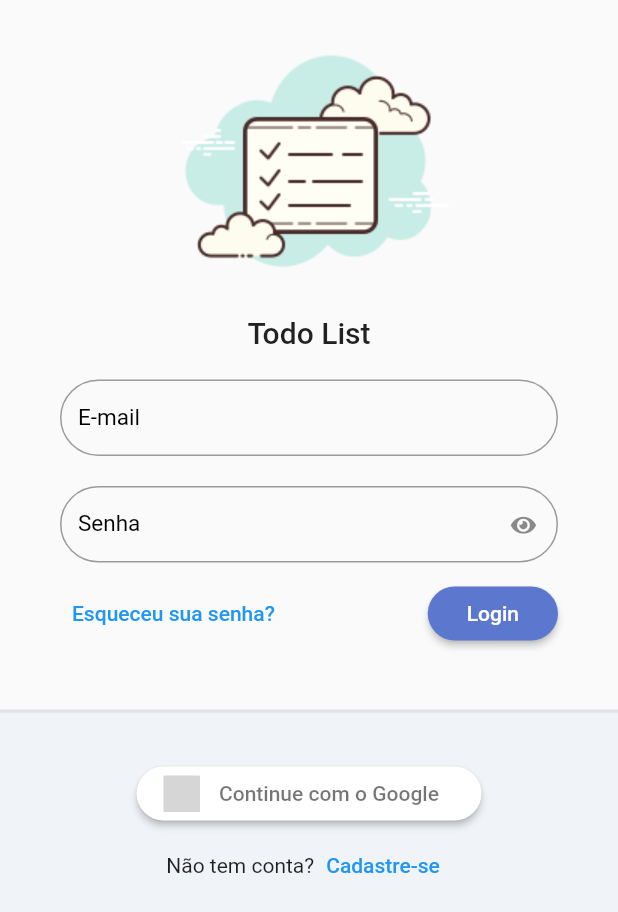
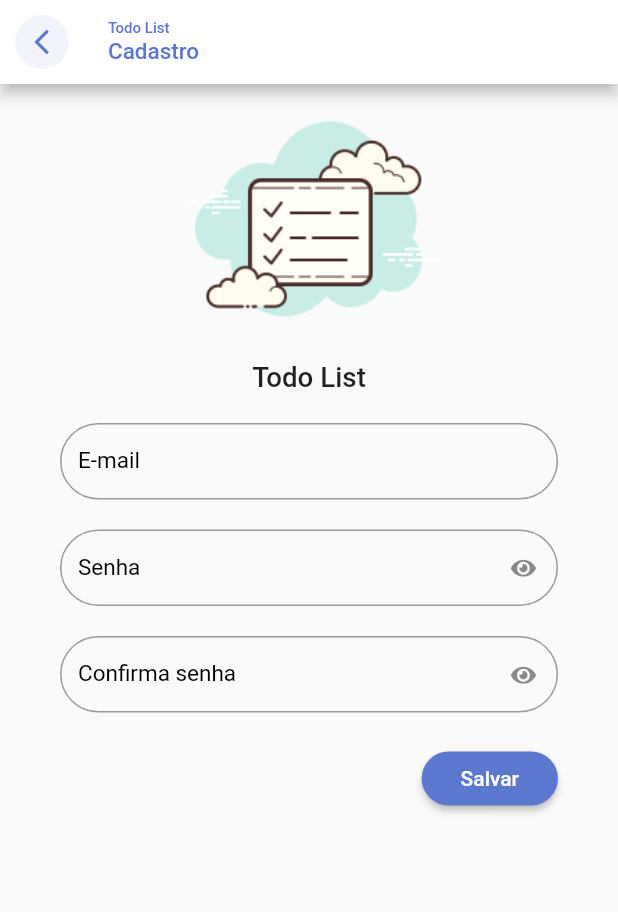
Before and after one commit to fabiotavares/todo_list_provider, a Flutter app: the screen it shows after launch, after a tap on "Cadastre-se", on a phone screen of 412 x 824 dp. Shown: the top 912 px of the screen. Run offline on Flutter 3.47's test engine with Material 2 defaults, Android fonts, the phone set to English and light mode, and no system bars; our stand-ins replace flutter_signin_button, google_fonts, sqflite, sqflite_common, synchronized; accounts and stored records are empty; Roboto replaces fonts that are missing (Mandali); grey boxes are pictures that could not be loaded.

Commit message:
tela de cadastro

```diff
--- a/lib/app/modules/auth/auth_module.dart
+++ b/lib/app/modules/auth/auth_module.dart
@@ -3,6 +3,8 @@ import 'package:todo_list_provider/app/core/modules/todo_list_module.dart';
 import 'package:todo_list_provider/app/modules/auth/login/login_controller.dart';
 
 import 'login/login_page.dart';
+import 'register/register_controller.dart';
+import 'register/register_page.dart';
 
 class AuthModule extends TodoListModule {
   AuthModule()
@@ -10,10 +12,14 @@ class AuthModule extends TodoListModule {
           bindings: [
             ChangeNotifierProvider(
               create: (context) => LoginController(),
+            ),
+            ChangeNotifierProvider(
+              create: (context) => RegisterController(),
             )
           ],
           routers: {
             '/login': (context) => LoginPage(),
+            '/register': (context) => RegisterPage(),
           },
         );
 }
--- a/lib/app/modules/auth/login/login_page.dart
+++ b/lib/app/modules/auth/login/login_page.dart
@@ -98,7 +98,9 @@ class LoginPage extends StatelessWidget {
                             children: [
                               Text('Não tem conta?'),
                               TextButton(
-                                onPressed: () {},
+                                onPressed: () {
+                                  Navigator.of(context).pushNamed('/register');
+                                },
                                 child: Text('Cadastre-se'),
                               ),
                             ],
--- /dev/null
+++ b/lib/app/modules/auth/register/register_controller.dart
@@ -0,0 +1,3 @@
+import 'package:flutter/material.dart';
+
+class RegisterController extends ChangeNotifier {}
--- /dev/null
+++ b/lib/app/modules/auth/register/register_page.dart
@@ -0,0 +1,102 @@
+import 'package:flutter/material.dart';
+import 'package:todo_list_provider/app/core/ui/theme_extensions.dart';
+import 'package:todo_list_provider/app/core/widget/todo_list_field.dart';
+import 'package:todo_list_provider/app/core/widget/todo_list_logo.dart';
+
+class RegisterPage extends StatelessWidget {
+  const RegisterPage({Key? key}) : super(key: key);
+
+  @override
+  Widget build(BuildContext context) {
+    return Scaffold(
+      appBar: AppBar(
+        automaticallyImplyLeading: false, // sem voltar padrão
+        backgroundColor: Colors.white,
+        centerTitle: false,
+        title: Column(
+          crossAxisAlignment: CrossAxisAlignment.start,
+          children: [
+            Text(
+              'Todo List',
+              style: TextStyle(
+                fontSize: 10,
+                color: context.primaryColor,
+              ),
+            ),
+            Text(
+              'Cadastro',
+              style: TextStyle(
+                fontSize: 15,
+                color: context.primaryColor,
+              ),
+            ),
+          ],
+        ),
+        leading: IconButton(
+          onPressed: () => Navigator.of(context).pop(),
+          icon: ClipOval(
+            // deixa tudo oval
+            child: Container(
+              color: context.primaryColor.withAlpha(20),
+              padding: const EdgeInsets.all(8),
+              child: Icon(
+                Icons.arrow_back_ios_outlined,
+                size: 20,
+                color: context.primaryColor,
+              ),
+            ),
+          ),
+        ),
+      ),
+      body: ListView(
+        children: [
+          Container(
+            height: MediaQuery.of(context).size.width * .5,
+            child: FittedBox(
+              // permite o filho adaptar seu tamanho à tela
+              child: TodoListLogo(),
+              fit: BoxFit.fitHeight,
+            ),
+          ),
+          Padding(
+            padding: const EdgeInsets.symmetric(
+              horizontal: 40,
+              vertical: 20,
+            ),
+            child: Form(
+              child: Column(
+                children: [
+                  TodoListField(label: 'E-mail'),
+                  SizedBox(height: 20),
+                  TodoListField(
+                    label: 'Senha',
+                    obscureText: true,
+                  ),
+                  SizedBox(height: 20),
+                  TodoListField(
+                    label: 'Confirma senha',
+                    obscureText: true,
+                  ),
+                  SizedBox(height: 20),
+                  Align(
+                    alignment: Alignment.bottomRight,
+                    child: ElevatedButton(
+                      onPressed: () {},
+                      child: Padding(
+                        padding: const EdgeInsets.all(10.0),
+                        child: Text('Salvar'),
+                      ),
+                      style: ElevatedButton.styleFrom(
+                        shape: RoundedRectangleBorder(borderRadius: BorderRadius.circular(20)),
+                      ),
+                    ),
+                  ),
+                ],
+              ),
+            ),
+          ),
+        ],
+      ),
+    );
+  }
+}
```
